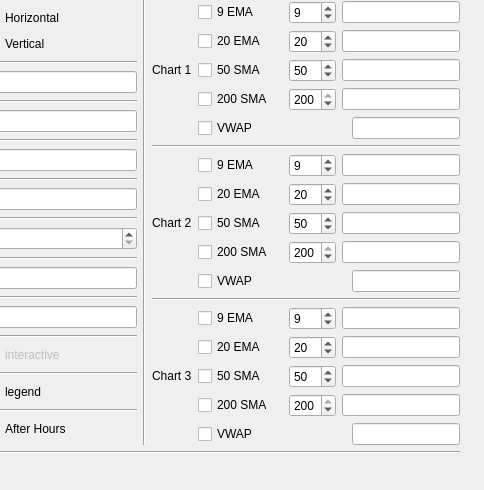
First picture: the form in structjour/view/forms/chartform.ui, repository MikePia/structjour, before the edit; both pictures show x 181 to 665 and y 159 to 649 of the 665 by 649 pixel window.
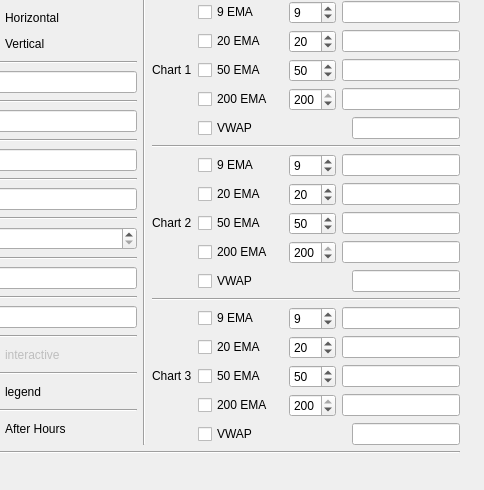
Second picture: the form after the edit. Icons and pictures are not drawn.

```diff
--- a/structjour/view/forms/chartform.ui
+++ b/structjour/view/forms/chartform.ui
@@ -622,7 +622,7 @@
                  </size>
                 </property>
                 <property name="text">
-                 <string>50 SMA</string>
+                 <string>50 EMA</string>
                 </property>
                </widget>
               </item>
@@ -667,7 +667,7 @@
                  </size>
                 </property>
                 <property name="text">
-                 <string>200 SMA</string>
+                 <string>200 EMA</string>
                 </property>
                </widget>
               </item>
@@ -851,7 +851,7 @@
                  </size>
                 </property>
                 <property name="text">
-                 <string>50 SMA</string>
+                 <string>50 EMA</string>
                 </property>
                </widget>
               </item>
@@ -896,7 +896,7 @@
                  </size>
                 </property>
                 <property name="text">
-                 <string>200 SMA</string>
+                 <string>200 EMA</string>
                 </property>
                </widget>
               </item>
@@ -1090,7 +1090,7 @@
                  </size>
                 </property>
                 <property name="text">
-                 <string>50 SMA</string>
+                 <string>50 EMA</string>
                 </property>
                </widget>
               </item>
@@ -1135,7 +1135,7 @@
                  </size>
                 </property>
                 <property name="text">
-                 <string>200 SMA</string>
+                 <string>200 EMA</string>
                 </property>
                </widget>
               </item>
```
